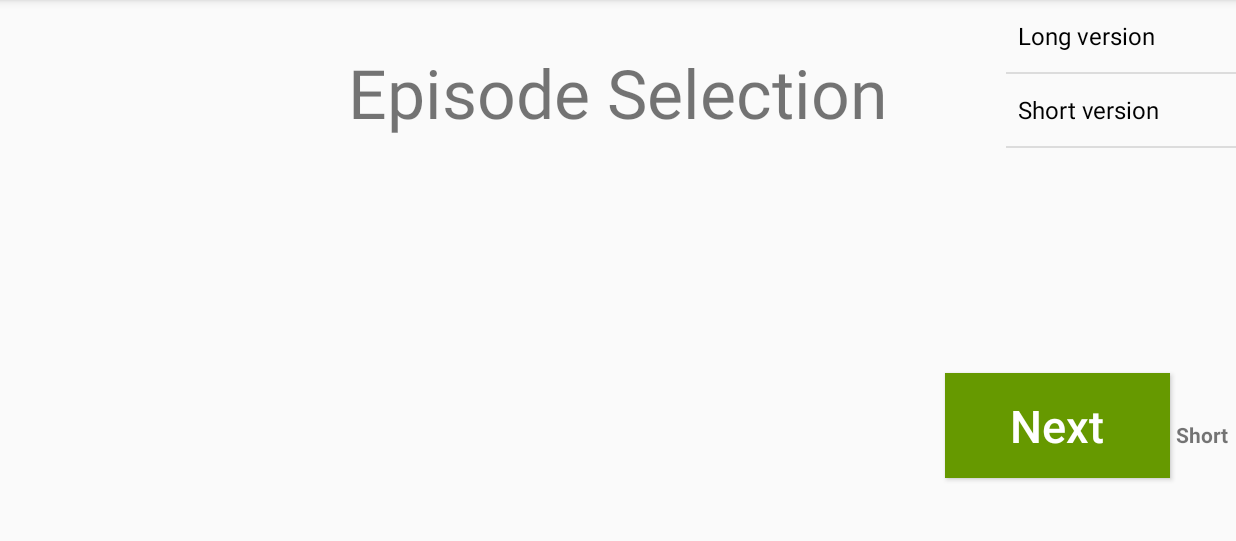
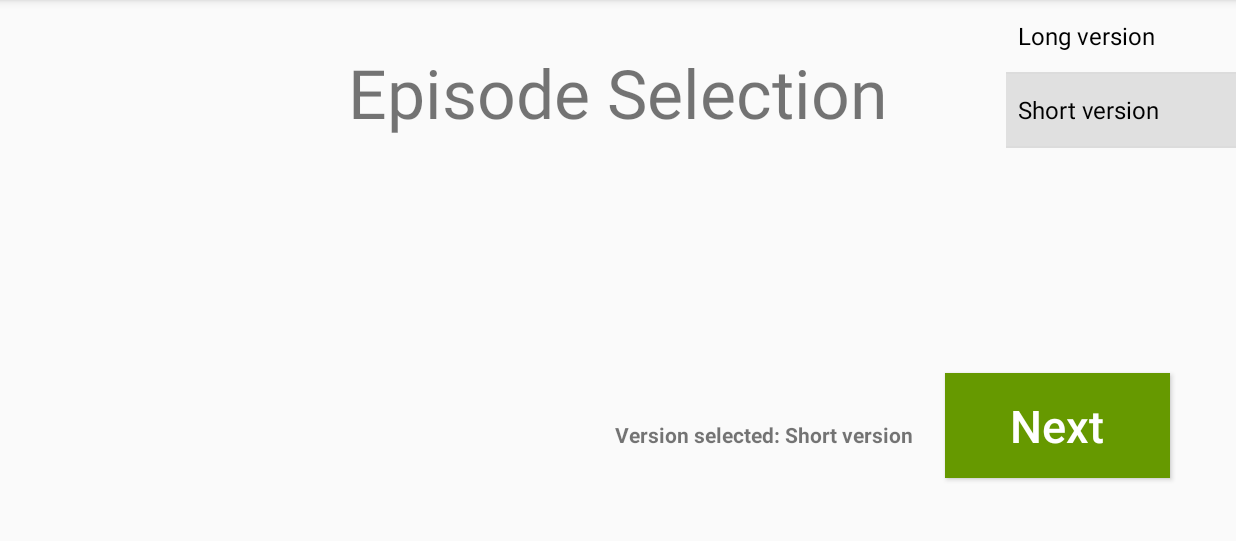
Before and after one commit to osecall/ReMemoryDroid, an Android app: the EpisodiActivity screen opened directly, with no data from a screen before it, after a tap on "Short version", on a phone screen of 824 x 412 dp (held sideways), the part 72-613 px from its top. Run offline under Robolectric (Android 15) with nearby library versions, the phone set to English and light mode, and no system bars; our stand-ins replace Firebase (no records; nobody signed in at launch, a user with empty details on screens opened directly); 1 statement that could not run was skipped; 2 other taps on this screen came first.

Commit message:
Correcions menors

```diff
--- a/app/src/main/java/com/rememorydroid/oriolsecall/rememorydroid/EpisodiActivity.java
+++ b/app/src/main/java/com/rememorydroid/oriolsecall/rememorydroid/EpisodiActivity.java
@@ -42,8 +42,7 @@ public class EpisodiActivity extends AppCompatActivity {
     private Button btNextEpisode;
     private ImageView ivDrawableLlarga, ivDrawableCurta;
     private StorageReference mStorageRef;
-    private String episodiSeleccionat;
-    private Gson gson;
+    private String episodiSeleccionat, versioSeleccionat;
     private long i=0;
     private long j=0;
     private EpisodilistAdapter adaptadorPersonalitzat;
@@ -63,16 +62,11 @@ public class EpisodiActivity extends AppCompatActivity {
         episodi = new EpisodiList("","","");
 
 
-
-
-
-
         //Recuperem pacient
         SharedPreferences prefs = getSharedPreferences("pacient", Context.MODE_PRIVATE);
         String pacient_json = prefs.getString("pacient",null);
         Gson temp = new Gson();
         PacientUsuari pacient = temp.fromJson(pacient_json, PacientUsuari.class);
-
 
         ID_pacient = pacient.getID().toString(); //ID del pacient per recuperar episodis i posar-los a la llista
         //Ara ja tenim l'objecte PacientUsuari
@@ -111,7 +105,6 @@ public class EpisodiActivity extends AppCompatActivity {
 
 
         tvVersioSelected = (TextView) findViewById(R.id.tvVersioSelected);
-        tvEpisodiSelected = (TextView) findViewById(R.id.tvEpisodiSelected);
         btNextEpisode = (Button) findViewById(R.id.btNextEpisode);
 
         ivDrawableLlarga = (ImageView) findViewById(R.id.ivDrawableLlarga);
@@ -148,26 +141,21 @@ public class EpisodiActivity extends AppCompatActivity {
         lista.setOnItemClickListener(new AdapterView.OnItemClickListener() {
             @Override
             public void onItemClick(AdapterView<?> adapterView, View view, int i, long l) {
-                String selectedFromList = (String) lista.getItemAtPosition(i);
-
-                tvEpisodiSelected.setText(getString(R.string.EpisodeSelected,selectedFromList));
-                episodiSeleccionat=String.valueOf(i);
-
-
-                Toast.makeText(EpisodiActivity.this,selectedFromList ,
-                        Toast.LENGTH_SHORT).show();
-            }
+                lista.setItemChecked(i,true);
+                episodiSeleccionat= String.valueOf(i);
+           }
         });
 
 
         listaVersio.setOnItemClickListener(new AdapterView.OnItemClickListener() {
             @Override
             public void onItemClick(AdapterView<?> adapterView, View view, int i, long l) {
-                String selectedFromList = (String) listaVersio.getItemAtPosition(i);
+                versioSeleccionat = (String) listaVersio.getItemAtPosition(i);
 
-                tvVersioSelected.setText(getString(R.string.VersionSelected,selectedFromList));
+                tvVersioSelected.setText(getString(R.string.VersionSelected,versioSeleccionat));
+                lista.setItemChecked(i,true);
 
-                Toast.makeText(EpisodiActivity.this,selectedFromList ,
+                Toast.makeText(EpisodiActivity.this,versioSeleccionat ,
                         Toast.LENGTH_SHORT).show();
             }
         });
@@ -180,7 +168,7 @@ public class EpisodiActivity extends AppCompatActivity {
             @Override
             public void onClick(View view) {
 
-                if(tvVersioSelected.getText().toString().isEmpty() || tvEpisodiSelected.getText().toString().isEmpty()){
+                if(versioSeleccionat.isEmpty() || episodiSeleccionat.isEmpty()){
                     new AlertDialog.Builder(EpisodiActivity.this)
                             .setTitle(getString(R.string.Attention))
                             .setMessage(getString(R.string.SelectionVersionEpisode))
@@ -203,12 +191,9 @@ public class EpisodiActivity extends AppCompatActivity {
 
                     startActivity(TractamentIntent);
 
-
-
                 }
             }
         });
-
 
     }
 
--- a/app/src/main/java/com/rememorydroid/oriolsecall/rememorydroid/EpisodilistAdapter.java
+++ b/app/src/main/java/com/rememorydroid/oriolsecall/rememorydroid/EpisodilistAdapter.java
@@ -60,7 +60,7 @@ public class EpisodilistAdapter extends ArrayAdapter<EpisodiList> {
                 .findViewById(R.id.tvLayOutFecha);
 
         //Construim el TextDrawable que anirà a cada número de la llista
-        draws = TextDrawable.builder().beginConfig().width(60).height(60).endConfig().buildRound(datos.get(position).getNumero(),ColorGenerator.DEFAULT.getRandomColor());
+        draws = TextDrawable.builder().beginConfig().width(70).height(70).endConfig().buildRound(datos.get(position).getNumero(),ColorGenerator.DEFAULT.getRandomColor());
 
 
         //viewHolder.tvLayOutNum.setText(datos.get(position).getNumero());
--- a/app/src/main/res/layout/activity_episodi.xml
+++ b/app/src/main/res/layout/activity_episodi.xml
@@ -21,6 +21,8 @@
         android:id="@+id/lvEpisodis"
         android:layout_width="400dp"
         android:layout_height="400dp"
+        android:choiceMode="singleChoice"
+        android:listSelector="@color/grey_300"
         android:layout_marginStart="137dp"
         android:layout_alignParentBottom="true"
         android:layout_alignParentStart="true"
@@ -61,6 +63,8 @@
         android:id="@+id/lvVersio"
         android:layout_width="400dp"
         android:layout_height="250dp"
+        android:choiceMode="singleChoice"
+        android:listSelector="@color/grey_300"
         android:layout_marginStart="133dp"
         android:layout_alignTop="@+id/lvEpisodis"
         android:layout_toEndOf="@+id/lvEpisodis" />
@@ -73,21 +77,15 @@
         android:layout_marginEnd="44dp" />
 
     <TextView
-        android:id="@+id/tvEpisodiSelected"
-        android:layout_width="wrap_content"
-        android:textStyle="bold"
-        android:layout_height="wrap_content"
-        android:layout_alignTop="@+id/btNextEpisode"
-        android:layout_alignStart="@+id/lvVersio" />
-
-    <TextView
         android:id="@+id/tvVersioSelected"
         android:layout_width="wrap_content"
         android:textStyle="bold"
         android:layout_height="wrap_content"
         android:layout_alignBaseline="@+id/btNextEpisode"
         android:layout_alignBottom="@+id/btNextEpisode"
-        android:layout_alignStart="@+id/tvEpisodiSelected" />
+        android:layout_toLeftOf="@+id/btNextEpisode"
+        android:layout_margin="21dp"
+         />
 
     <ImageView
         android:id="@+id/ivDrawableLlarga"
```
